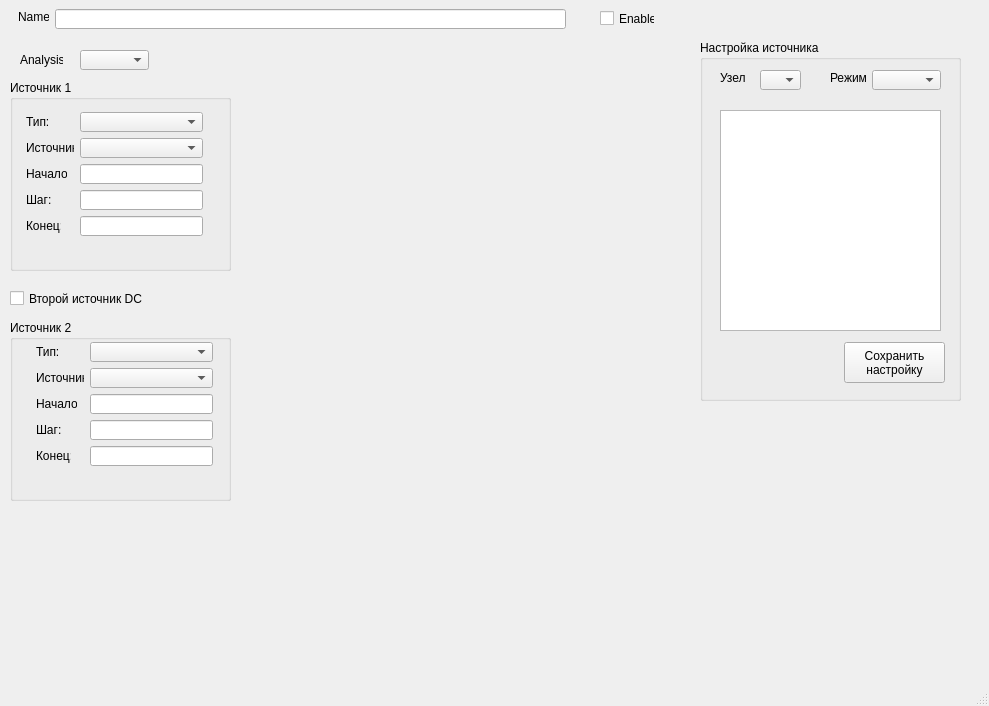
The window that src/Tsunami/AnalysisWindow.ui (maluginp/Tsunami) describes before a commit, drawn with Qt 5.
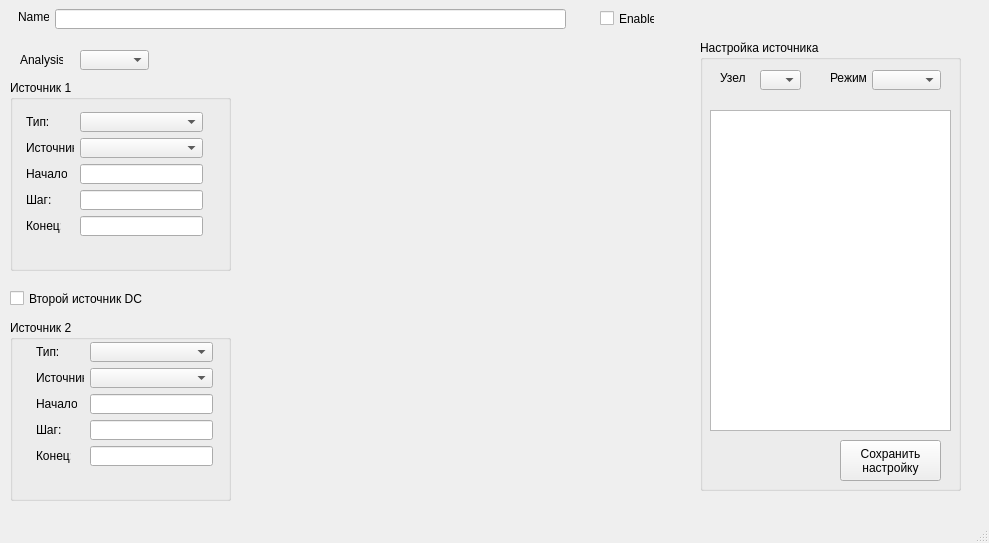
The same window after the commit. Custom widgets are drawn as their Qt base class.

Diff of the .ui file:
```diff
--- a/src/Tsunami/AnalysisWindow.ui
+++ b/src/Tsunami/AnalysisWindow.ui
@@ -7,7 +7,7 @@
     <x>0</x>
     <y>0</y>
     <width>989</width>
-    <height>706</height>
+    <height>543</height>
    </rect>
   </property>
   <property name="windowTitle">
@@ -19,8 +19,8 @@
      <rect>
       <x>240</x>
       <y>50</y>
-      <width>421</width>
-      <height>371</height>
+      <width>451</width>
+      <height>441</height>
      </rect>
     </property>
     <property name="minimumSize">
@@ -78,7 +78,7 @@
       <x>700</x>
       <y>40</y>
       <width>261</width>
-      <height>361</height>
+      <height>451</height>
      </rect>
     </property>
     <property name="title">
@@ -87,12 +87,15 @@
     <widget class="QTableView" name="sourceConfigurationTableView">
      <property name="geometry">
       <rect>
-       <x>20</x>
+       <x>10</x>
        <y>70</y>
-       <width>221</width>
-       <height>221</height>
+       <width>241</width>
+       <height>321</height>
       </rect>
      </property>
+     <attribute name="horizontalHeaderStretchLastSection">
+      <bool>false</bool>
+     </attribute>
     </widget>
     <widget class="QComboBox" name="sourceModeComboBox">
      <property name="geometry">
@@ -120,8 +123,8 @@
     <widget class="QPushButton" name="saveSourceConfigurationButton">
      <property name="geometry">
       <rect>
-       <x>144</x>
-       <y>302</y>
+       <x>140</x>
+       <y>400</y>
        <width>101</width>
        <height>41</height>
       </rect>
```
